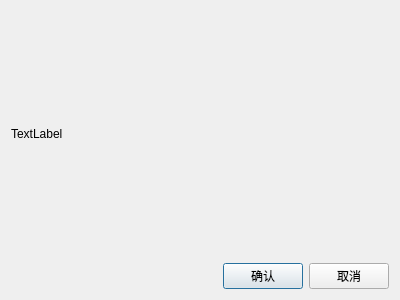
uxinghai/ICMA-Qt, file UI/SimpleCrop.ui: the form before one commit.
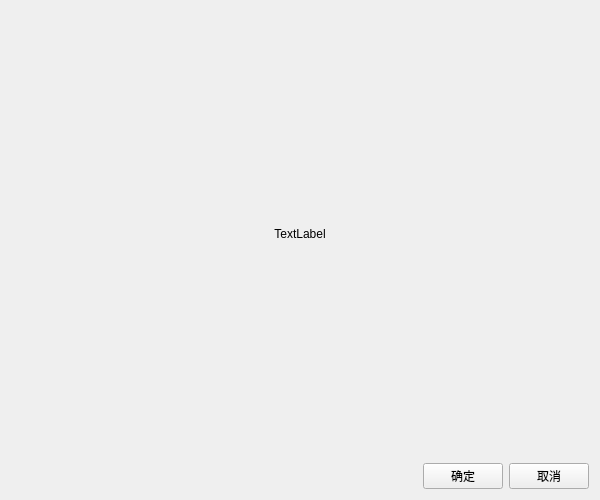
The form after the commit. Custom widgets are drawn as their Qt base class.

What changed in the file:
```diff
--- a/UI/SimpleCrop.ui
+++ b/UI/SimpleCrop.ui
@@ -1,59 +1,95 @@
 <?xml version="1.0" encoding="UTF-8"?>
 <ui version="4.0">
- <class>Dialog</class>
- <widget class="QDialog" name="Dialog">
+ <class>SimpleCrop</class>
+ <widget class="QWidget" name="SimpleCrop">
   <property name="geometry">
    <rect>
     <x>0</x>
     <y>0</y>
-    <width>400</width>
-    <height>300</height>
+    <width>600</width>
+    <height>500</height>
    </rect>
   </property>
+  <property name="sizePolicy">
+   <sizepolicy hsizetype="Fixed" vsizetype="Fixed">
+    <horstretch>0</horstretch>
+    <verstretch>0</verstretch>
+   </sizepolicy>
+  </property>
+  <property name="minimumSize">
+   <size>
+    <width>600</width>
+    <height>500</height>
+   </size>
+  </property>
+  <property name="maximumSize">
+   <size>
+    <width>600</width>
+    <height>500</height>
+   </size>
+  </property>
   <property name="windowTitle">
    <string>Dialog</string>
   </property>
   <layout class="QGridLayout" name="gridLayout">
-   <item row="0" column="0">
-    <widget class="QLabel" name="label">
-     <property name="text">
-      <string>TextLabel</string>
-     </property>
-    </widget>
-   </item>
    <item row="1" column="0">
-    <layout class="QHBoxLayout" name="horizontalLayout">
-     <item>
       <spacer name="horizontalSpacer">
        <property name="orientation">
         <enum>Qt::Horizontal</enum>
        </property>
        <property name="sizeHint" stdset="0">
         <size>
-         <width>40</width>
+       <width>417</width>
          <height>20</height>
         </size>
        </property>
       </spacer>
      </item>
-     <item>
-      <widget class="QPushButton" name="btnSure">
+   <item row="1" column="1">
+    <widget class="QPushButton" name="btnSavePreview">
        <property name="text">
-        <string>确认</string>
+      <string>确定</string>
        </property>
       </widget>
      </item>
-     <item>
-      <widget class="QPushButton" name="btnCancel">
+   <item row="1" column="2">
+    <widget class="QPushButton" name="btnQuit">
        <property name="text">
         <string>取消</string>
        </property>
       </widget>
      </item>
-    </layout>
+   <item row="0" column="0" colspan="3">
+    <widget class="ImageCropperLabel" name="imgCropperLabel">
+     <property name="minimumSize">
+      <size>
+       <width>0</width>
+       <height>0</height>
+      </size>
+     </property>
+     <property name="frameShape">
+      <enum>QFrame::NoFrame</enum>
+     </property>
+     <property name="frameShadow">
+      <enum>QFrame::Plain</enum>
+     </property>
+     <property name="text">
+      <string>TextLabel</string>
+     </property>
+     <property name="alignment">
+      <set>Qt::AlignCenter</set>
+     </property>
+    </widget>
    </item>
   </layout>
  </widget>
+ <customwidgets>
+  <customwidget>
+   <class>ImageCropperLabel</class>
+   <extends>QLabel</extends>
+   <header>../src/Widgets/photoShop/ImgCropper/Tool/ImageCropperLabel.h</header>
+  </customwidget>
+ </customwidgets>
  <resources/>
  <connections/>
 </ui>
```
Left out of the diff: 2 changed lines with no effect on the pictures. Lines whose indentation alone changed are shown as unchanged.
